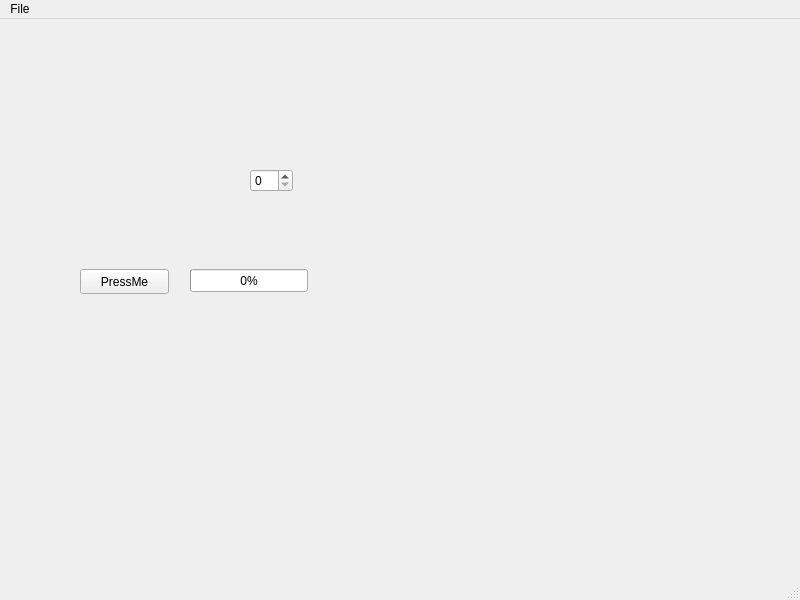
The window that UI_Dev/input.ui (BlueNexus6674/Dev_6674) describes before a commit, drawn with Qt 5.
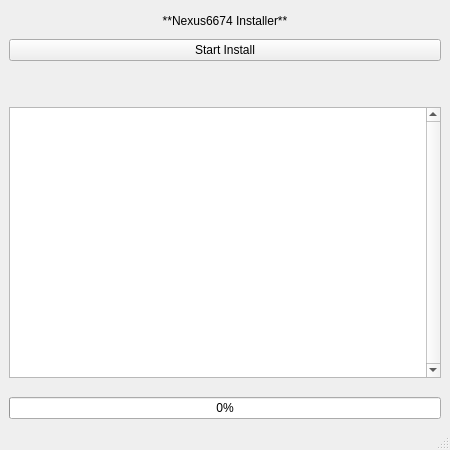
The same window after the commit. Icons and pictures are not drawn.

Commit message: Added Auto-Install

The edit to the form file:
```diff
--- a/UI_Dev/input.ui
+++ b/UI_Dev/input.ui
@@ -6,90 +6,156 @@
    <rect>
     <x>0</x>
     <y>0</y>
-    <width>800</width>
-    <height>600</height>
+    <width>450</width>
+    <height>450</height>
    </rect>
   </property>
+  <property name="sizePolicy">
+   <sizepolicy hsizetype="Fixed" vsizetype="Fixed">
+    <horstretch>0</horstretch>
+    <verstretch>0</verstretch>
+   </sizepolicy>
+  </property>
+  <property name="minimumSize">
+   <size>
+    <width>450</width>
+    <height>450</height>
+   </size>
+  </property>
+  <property name="maximumSize">
+   <size>
+    <width>450</width>
+    <height>450</height>
+   </size>
+  </property>
   <property name="windowTitle">
    <string>MainWindow</string>
   </property>
   <widget class="QWidget" name="centralwidget">
-   <widget class="QPushButton" name="button1">
-    <property name="geometry">
-     <rect>
-      <x>80</x>
-      <y>250</y>
-      <width>89</width>
-      <height>25</height>
-     </rect>
-    </property>
-    <property name="text">
-     <string>PressMe</string>
-    </property>
-   </widget>
-   <widget class="QLabel" name="ROSLabel">
-    <property name="geometry">
-     <rect>
-      <x>0</x>
-      <y>0</y>
-      <width>45</width>
-      <height>45</height>
-     </rect>
-    </property>
-    <property name="text">
-     <string/>
-    </property>
-    <property name="pixmap">
-     <pixmap>../src/Data/LEDOff.png</pixmap>
-    </property>
-    <property name="scaledContents">
-     <bool>true</bool>
-    </property>
-   </widget>
-   <widget class="QSpinBox" name="spinBox">
-    <property name="geometry">
-     <rect>
-      <x>250</x>
-      <y>150</y>
-      <width>43</width>
-      <height>23</height>
-     </rect>
-    </property>
-   </widget>
-   <widget class="QProgressBar" name="PB">
-    <property name="geometry">
-     <rect>
-      <x>190</x>
-      <y>250</y>
-      <width>118</width>
-      <height>23</height>
-     </rect>
-    </property>
-    <property name="value">
-     <number>0</number>
-    </property>
-   </widget>
-   <zorder>button1</zorder>
-   <zorder>spinBox</zorder>
-   <zorder>PB</zorder>
-   <zorder>ROSLabel</zorder>
-  </widget>
-  <widget class="QMenuBar" name="menubar">
-   <property name="geometry">
-    <rect>
-     <x>0</x>
-     <y>0</y>
-     <width>800</width>
-     <height>19</height>
-    </rect>
+   <property name="enabled">
+    <bool>true</bool>
    </property>
-   <widget class="QMenu" name="menuFile">
-    <property name="title">
-     <string>File</string>
-    </property>
-    <addaction name="actionImport_ROS_Py"/>
-   </widget>
-   <addaction name="menuFile"/>
+   <property name="sizePolicy">
+    <sizepolicy hsizetype="Fixed" vsizetype="Fixed">
+     <horstretch>0</horstretch>
+     <verstretch>0</verstretch>
+    </sizepolicy>
+   </property>
+   <layout class="QVBoxLayout" name="verticalLayout">
+    <item>
+     <spacer name="verticalSpacer_4">
+      <property name="orientation">
+       <enum>Qt::Vertical</enum>
+      </property>
+      <property name="sizeType">
+       <enum>QSizePolicy::Fixed</enum>
+      </property>
+      <property name="sizeHint" stdset="0">
+       <size>
+        <width>20</width>
+        <height>5</height>
+       </size>
+      </property>
+     </spacer>
+    </item>
+    <item>
+     <widget class="QLabel" name="label">
+      <property name="text">
+       <string>**Nexus6674 Installer**</string>
+      </property>
+      <property name="textFormat">
+       <enum>Qt::MarkdownText</enum>
+      </property>
+      <property name="scaledContents">
+       <bool>false</bool>
+      </property>
+      <property name="alignment">
+       <set>Qt::AlignCenter</set>
+      </property>
+     </widget>
+    </item>
+    <item>
+     <spacer name="verticalSpacer_3">
+      <property name="orientation">
+       <enum>Qt::Vertical</enum>
+      </property>
+      <property name="sizeType">
+       <enum>QSizePolicy::Fixed</enum>
+      </property>
+      <property name="sizeHint" stdset="0">
+       <size>
+        <width>20</width>
+        <height>5</height>
+       </size>
+      </property>
+     </spacer>
+    </item>
+    <item>
+     <widget class="QPushButton" name="Push_Start">
+      <property name="text">
+       <string>Start Install</string>
+      </property>
+     </widget>
+    </item>
+    <item>
+     <spacer name="verticalSpacer">
+      <property name="orientation">
+       <enum>Qt::Vertical</enum>
+      </property>
+      <property name="sizeType">
+       <enum>QSizePolicy::Fixed</enum>
+      </property>
+      <property name="sizeHint" stdset="0">
+       <size>
+        <width>20</width>
+        <height>40</height>
+       </size>
+      </property>
+     </spacer>
+    </item>
+    <item>
+     <widget class="QTextEdit" name="Text_Log">
+      <property name="minimumSize">
+       <size>
+        <width>100</width>
+        <height>100</height>
+       </size>
+      </property>
+      <property name="verticalScrollBarPolicy">
+       <enum>Qt::ScrollBarAlwaysOn</enum>
+      </property>
+      <property name="horizontalScrollBarPolicy">
+       <enum>Qt::ScrollBarAlwaysOff</enum>
+      </property>
+      <property name="readOnly">
+       <bool>true</bool>
+      </property>
+     </widget>
+    </item>
+    <item>
+     <spacer name="verticalSpacer_2">
+      <property name="orientation">
+       <enum>Qt::Vertical</enum>
+      </property>
+      <property name="sizeType">
+       <enum>QSizePolicy::Fixed</enum>
+      </property>
+      <property name="sizeHint" stdset="0">
+       <size>
+        <width>20</width>
+        <height>13</height>
+       </size>
+      </property>
+     </spacer>
+    </item>
+    <item>
+     <widget class="QProgressBar" name="ProgressBar">
+      <property name="value">
+       <number>0</number>
+      </property>
+     </widget>
+    </item>
+   </layout>
   </widget>
   <widget class="QStatusBar" name="statusbar"/>
   <action name="actionImport_ROS_Py">
```
Left out of the diff: 32 changed lines with no effect on the pictures. The commit also changes 31 other files.
